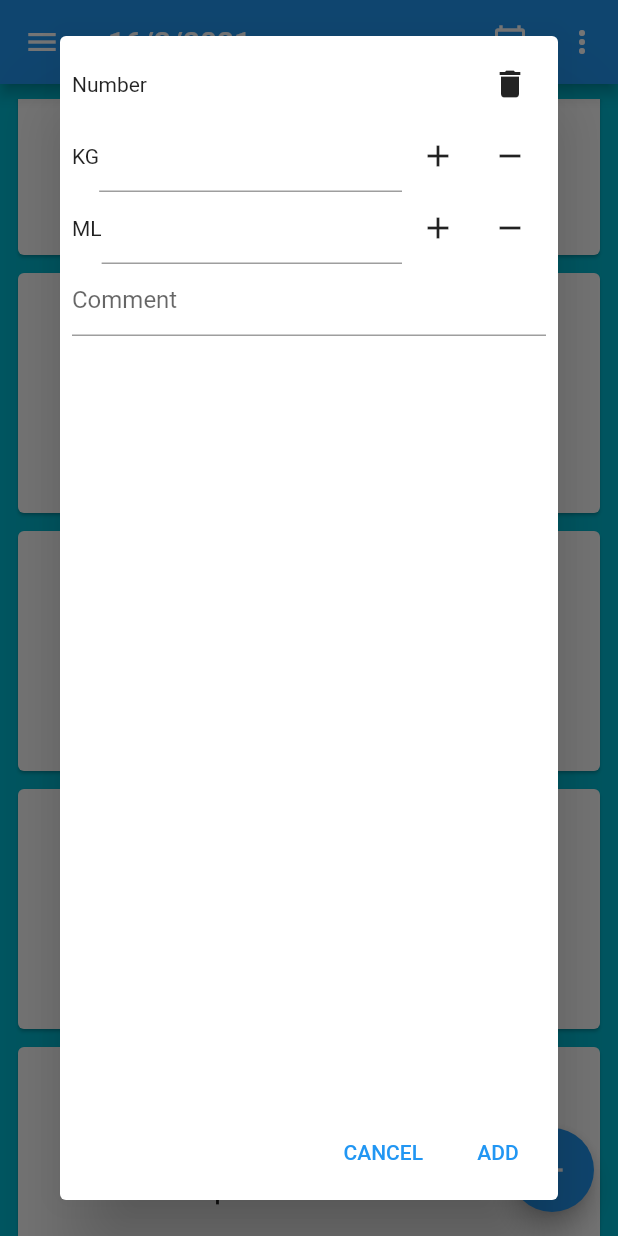
After one commit to DoodlePeach/fruitapp_gif, a Flutter app: the screen it shows after launch, scrolled down 576 dp, after a tap on the "add" icon, on a phone screen of 412 x 824 dp. The commit adds this screen. Run offline on Flutter 3.47's test engine with Material 2 defaults, Android fonts, the phone set to English and light mode, and no system bars; our stand-ins replace fluttertoast, permission_handler, sqflite, table_calendar; accounts and stored records are empty.

Commit message:
Improved the add mlkg dialog. Added mlkg boxes to the items shown in calender widget.

```diff
--- /dev/null
+++ b/lib/widgets/mlkg_dialog.dart
@@ -0,0 +1,117 @@
+import 'package:flutter/material.dart';
+import 'package:flutter/services.dart';
+
+// The widget containing the dialog that add/edits mlkg items.
+// The dialog returns a Map object when the ADD button is clicked
+// with the keys "ml", "kg" and "comment" reflecting the changes
+// the user input.
+class AddMLKGDialog extends StatefulWidget {
+  @override
+  _AddMLKGDialogState createState() => _AddMLKGDialogState();
+}
+
+class _AddMLKGDialogState extends State<AddMLKGDialog> {
+  TextEditingController ml = new TextEditingController(),
+      kg = TextEditingController(),
+      comment = TextEditingController();
+
+  @override
+  Widget build(BuildContext context) {
+    return Dialog(
+      child: Container(
+        padding: EdgeInsets.all(8),
+        child: Column(
+          children: [
+            Row(
+              mainAxisAlignment: MainAxisAlignment.spaceBetween,
+              children: [
+                Text("Number"),
+                IconButton(
+                    icon: Icon(Icons.delete),
+                    onPressed: () {
+                      // TODO: Implement
+                    }),
+              ],
+            ),
+            Row(
+              children: [
+                Text("KG"),
+                Expanded(
+                    child: TextField(
+                        controller: kg,
+                        keyboardType: TextInputType.number,
+                        inputFormatters: [
+                      FilteringTextInputFormatter.allow(RegExp(r'[0-9]'))
+                    ])),
+                IconButton(
+                    icon: Icon(Icons.add),
+                    onPressed: () {
+                      // TODO: Implement
+                    }),
+                IconButton(
+                    icon: Icon(Icons.remove),
+                    onPressed: () {
+                      // TODO: Implement
+                    })
+              ],
+            ),
+            Row(
+              children: [
+                Text("ML"),
+                Expanded(
+                    child: TextField(
+                        controller: ml,
+                        keyboardType: TextInputType.number,
+                        inputFormatters: [
+                      FilteringTextInputFormatter.allow(RegExp(r'[0-9]'))
+                    ])),
+                IconButton(
+                    icon: Icon(Icons.add),
+                    onPressed: () {
+                      // TODO: Implement
+                    }),
+                IconButton(
+                    icon: Icon(Icons.remove),
+                    onPressed: () {
+                      // TODO: Implement
+                    })
+              ],
+            ),
+            Expanded(
+              child: TextField(
+                controller: comment,
+                decoration: InputDecoration(hintText: "Comment"),
+              ),
+            ),
+            Row(
+              mainAxisAlignment: MainAxisAlignment.end,
+              children: [
+                TextButton(
+                    onPressed: () {
+                      // TODO: Implement
+                    },
+                    child: Text("CANCEL")),
+                SizedBox(
+                  width: 10,
+                ),
+                TextButton(
+                    onPressed: () {
+                      String inputML = ml.text;
+                      String inputKG = kg.text;
+                      String inputComment = comment.text;
+
+                      Navigator.of(context).pop({
+                        "ml": inputML,
+                        "kg": inputKG,
+                        "comment": inputComment
+                      });
+                    },
+                    child: Text("ADD"))
+              ],
+            )
+          ],
+        ),
+      ),
+    );
+  }
+}
--- /dev/null
+++ b/lib/widgets/view_page_item.dart
@@ -0,0 +1,107 @@
+import 'package:flutter/material.dart';
+import 'mlkg_dialog.dart';
+
+// The selections a user can make when they click on the option button
+// present at the right side of ViewPageItemWidget.
+enum PopupSelection { statistics, change, delete }
+
+class ViewPageItemWidget extends StatelessWidget {
+  @override
+  Widget build(BuildContext context) {
+    return Card(
+      child: Container(
+        padding: EdgeInsets.all(5),
+        child: Row(
+          children: [
+            Expanded(
+              child: SizedBox(
+                width: 50,
+                height: 150,
+              ),
+              flex: 2,
+            ),
+            Expanded(
+              child: Container(
+                width: 100,
+                height: 150,
+                child: Column(
+                  crossAxisAlignment: CrossAxisAlignment.start,
+                  children: [
+                    Row(
+                      children: [
+                        Text(
+                          "watermelon",
+                          style: TextStyle(
+                              fontWeight: FontWeight.bold, fontSize: 18),
+                        ),
+                        SizedBox(
+                          width: 10,
+                        ),
+                        Text("blue color",
+                            style: TextStyle(
+                                fontWeight: FontWeight.bold, fontSize: 18))
+                      ],
+                    ),
+                    TextField(
+                      decoration: const InputDecoration(hintText: "comments"),
+                    ),
+                    IconButton(
+                        alignment: Alignment.centerLeft,
+                        icon: Icon(Icons.add),
+                        onPressed: () {
+                          // TODO: Implement
+                          showDialog(
+                              context: context,
+                              builder: (context) {
+                                return AddMLKGDialog();
+                              });
+                        })
+                  ],
+                ),
+              ),
+              flex: 4,
+            ),
+            Expanded(
+              child: Container(
+                width: 55,
+                height: 150,
+                alignment: Alignment.center,
+                child: PopupMenuButton(
+                  onSelected: (PopupSelection result) {
+                    // TODO: Implement
+                  },
+                  icon: Icon(Icons.more_vert),
+                  itemBuilder: (BuildContext context) =>
+                      <PopupMenuEntry<PopupSelection>>[
+                    const PopupMenuItem(
+                      child: ListTile(
+                        leading: Icon(Icons.graphic_eq),
+                        title: Text("Statistics"),
+                      ),
+                      value: PopupSelection.statistics,
+                    ),
+                    const PopupMenuItem(
+                      child: ListTile(
+                        leading: Icon(Icons.refresh),
+                        title: Text("Change to another"),
+                      ),
+                      value: PopupSelection.change,
+                    ),
+                    const PopupMenuItem(
+                      child: ListTile(
+                        leading: Icon(Icons.clear),
+                        title: Text("Remove Fruit"),
+                      ),
+                      value: PopupSelection.delete,
+                    ),
+                  ],
+                ),
+              ),
+              flex: 1,
+            ),
+          ],
+        ),
+      ),
+    );
+  }
+}
```
Also changed, not shown: lib/screens/day.dart (+2 -182 lines), lib/widgets/mlkg.dart (added, +37 -0 lines).
